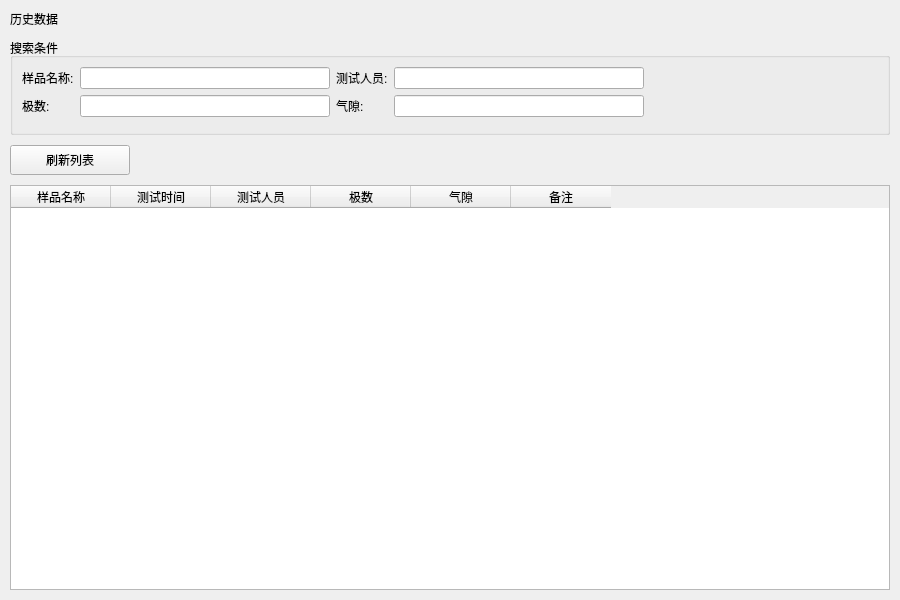
Qt form src/ui/history_panel.ui (IceSugarZxy/MARS-pro) before a commit.
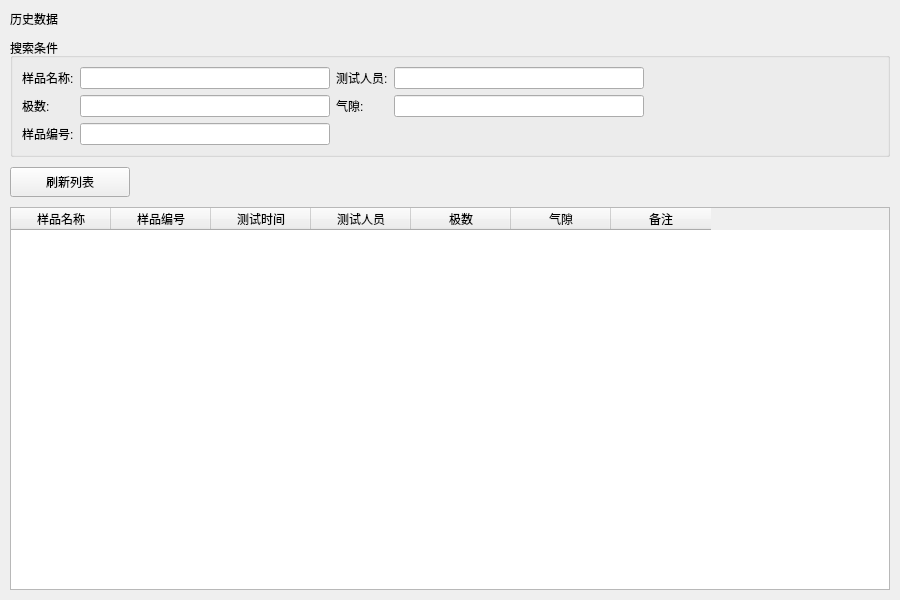
The same form after that commit.

Diff of the .ui file:
```diff
--- a/src/ui/history_panel.ui
+++ b/src/ui/history_panel.ui
@@ -39,13 +39,18 @@
    <item row="3" column="0">
     <widget class="QTableWidget" name="data_table">
      <property name="columnCount">
-      <number>6</number>
+      <number>7</number>
      </property>
      <column>
       <property name="text">
        <string>样品名称</string>
       </property>
      </column>
+     <column>
+      <property name="text">
+       <string>样品编号</string>
+      </property>
+     </column>
      <column>
       <property name="text">
        <string>测试时间</string>
@@ -153,6 +158,23 @@
         </property>
        </widget>
       </item>
+      <item row="2" column="0">
+       <widget class="QLabel" name="label_sample_code">
+        <property name="text">
+         <string>样品编号:</string>
+        </property>
+       </widget>
+      </item>
+      <item row="2" column="1">
+       <widget class="QLineEdit" name="sample_code_edit">
+        <property name="minimumSize">
+         <size>
+          <width>250</width>
+          <height>0</height>
+         </size>
+        </property>
+       </widget>
+      </item>
       <item row="0" column="4" rowspan="3">
        <spacer name="btn_spacer">
         <property name="orientation">
```
